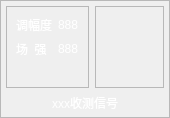
Qt form UI/main/radiomodel.ui (851896022/full_link_monitoring) before a commit.
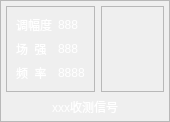
The same form after that commit. Icons and pictures are not drawn. Custom widgets are drawn as their Qt base class.

The edit to the form file:
```diff
--- a/UI/main/radiomodel.ui
+++ b/UI/main/radiomodel.ui
@@ -76,7 +76,7 @@
          <string notr="true">color: rgb(255, 255, 255);</string>
         </property>
         <property name="text">
-         <string/>
+         <string>频  率</string>
         </property>
        </widget>
       </item>
@@ -106,7 +106,7 @@
          <string notr="true">color: rgb(255, 255, 255);</string>
         </property>
         <property name="text">
-         <string/>
+         <string>8888</string>
         </property>
        </widget>
       </item>
```
Left out of the diff: 8 changed lines with no effect on the pictures.
